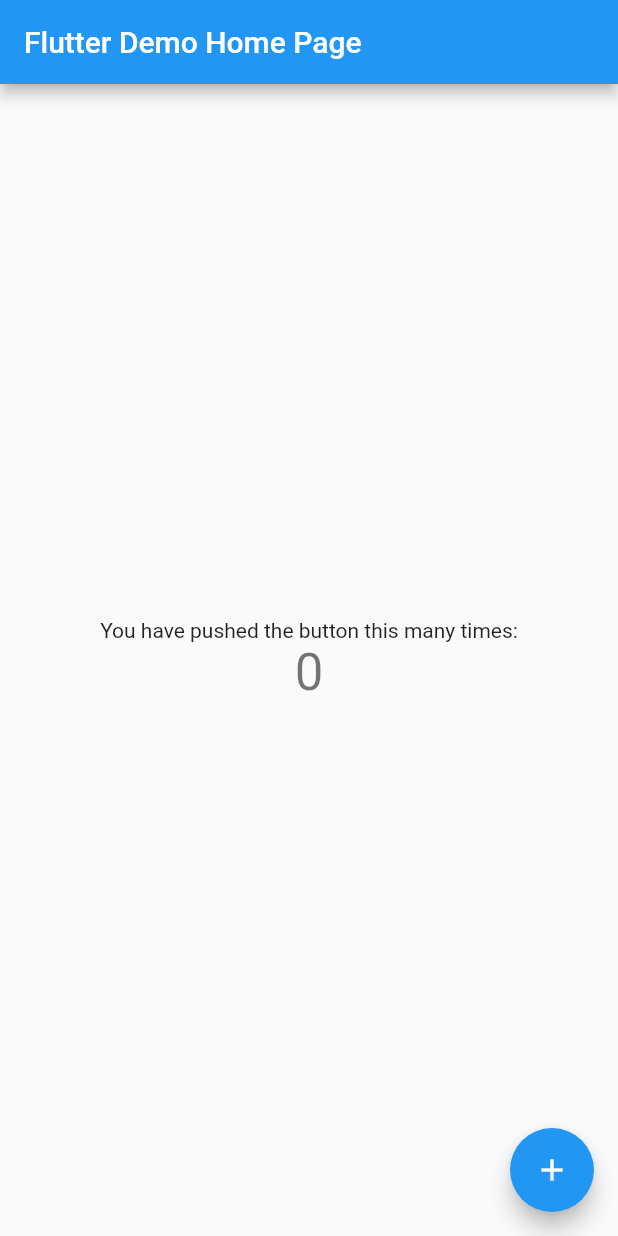
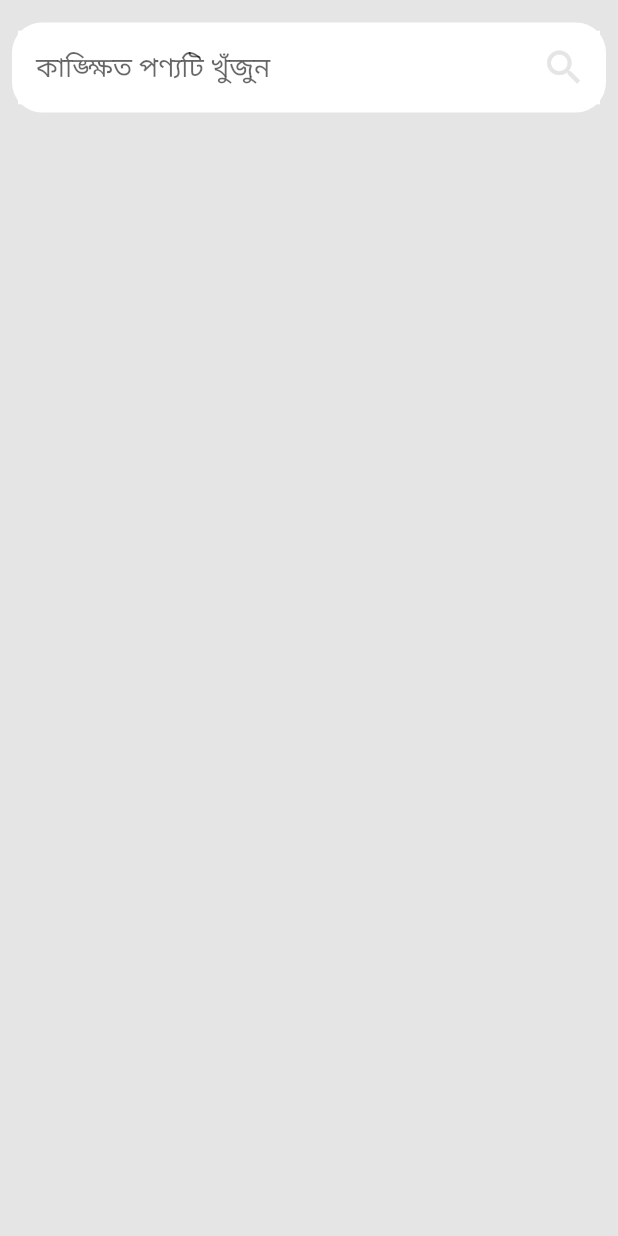
Before and after one commit to rowjoy/Qtec_Solution_Task_E-commerce, a Flutter app: the screen it shows after launch, on a phone screen of 412 x 824 dp. Run offline on Flutter 3.47's test engine with Material 2 defaults, Android fonts, the light colour scheme and no system bars; our stand-ins replace bloc, hexcolor.

Commit message:
Search field

```diff
--- /dev/null
+++ b/lib/blocs/cubit/search_product_cubit.dart
@@ -0,0 +1,8 @@
+import 'package:bloc/bloc.dart';
+import 'package:meta/meta.dart';
+
+part 'search_product_state.dart';
+
+class SearchProductCubit extends Cubit<SearchProductState> {
+  SearchProductCubit() : super(SearchProductInitial());
+}
--- /dev/null
+++ b/lib/blocs/cubit/search_product_state.dart
@@ -0,0 +1,6 @@
+part of 'search_product_cubit.dart';
+
+@immutable
+abstract class SearchProductState {}
+
+class SearchProductInitial extends SearchProductState {}
--- a/lib/main.dart
+++ b/lib/main.dart
@@ -1,4 +1,5 @@
 import 'package:flutter/material.dart';
+import 'package:task_e_commerce/screens/product_search_screen.dart';
 
 void main() {
   runApp(const MyApp());
@@ -11,93 +12,13 @@
   @override
   Widget build(BuildContext context) {
     return MaterialApp(
+      debugShowCheckedModeBanner: false,
       title: 'Flutter Demo',
       theme: ThemeData(
-        // This is the theme of your application.
-        //
-        // Try running your application with "flutter run". You'll see the
-        // application has a blue toolbar. Then, without quitting the app, try
-        // changing the primarySwatch below to Colors.green and then invoke
-        // "hot reload" (press "r" in the console where you ran "flutter run",
-        // or simply save your changes to "hot reload" in a Flutter IDE).
-        // Notice that the counter didn't reset back to zero; the application
-        // is not restarted.
         primarySwatch: Colors.blue,
       ),
-      home: const MyHomePage(title: 'Flutter Demo Home Page'),
+      // ignore: prefer_const_constructors
+      home: ProductSearchScreen(),
     );
   }
 }
-
-class MyHomePage extends StatefulWidget {
-  const MyHomePage({super.key, required this.title});
-  final String title;
-  @override
-  State<MyHomePage> createState() => _MyHomePageState();
-}
-class _MyHomePageState extends State<MyHomePage> {
-  int _counter = 0;
-
-  void _incrementCounter() {
-    setState(() {
-      // This call to setState tells the Flutter framework that something has
-      // changed in this State, which causes it to rerun the build method below
-      // so that the display can reflect the updated values. If we changed
-      // _counter without calling setState(), then the build method would not be
-      // called again, and so nothing would appear to happen.
-      _counter++;
-    });
-  }
-
-  @override
-  Widget build(BuildContext context) {
-    // This method is rerun every time setState is called, for instance as done
-    // by the _incrementCounter method above.
-    //
-    // The Flutter framework has been optimized to make rerunning build methods
-    // fast, so that you can just rebuild anything that needs updating rather
-    // than having to individually change instances of widgets.
-    return Scaffold(
-      appBar: AppBar(
-        // Here we take the value from the MyHomePage object that was created by
-        // the App.build method, and use it to set our appbar title.
-        title: Text(widget.title),
-      ),
-      body: Center(
-        // Center is a layout widget. It takes a single child and positions it
-        // in the middle of the parent.
-        child: Column(
-          // Column is also a layout widget. It takes a list of children and
-          // arranges them vertically. By default, it sizes itself to fit its
-          // children horizontally, and tries to be as tall as its parent.
-          //
-          // Invoke "debug painting" (press "p" in the console, choose the
-          // "Toggle Debug Paint" action from the Flutter Inspector in Android
-          // Studio, or the "Toggle Debug Paint" command in Visual Studio Code)
-          // to see the wireframe for each widget.
-          //
-          // Column has various properties to control how it sizes itself and
-          // how it positions its children. Here we use mainAxisAlignment to
-          // center the children vertically; the main axis here is the vertical
-          // axis because Columns are vertical (the cross axis would be
-          // horizontal).
-          mainAxisAlignment: MainAxisAlignment.center,
-          children: <Widget>[
-            const Text(
-              'You have pushed the button this many times:',
-            ),
-            Text(
-              '$_counter',
-              style: Theme.of(context).textTheme.headline4,
-            ),
-          ],
-        ),
-      ),
-      floatingActionButton: FloatingActionButton(
-        onPressed: _incrementCounter,
-        tooltip: 'Increment',
-        child: const Icon(Icons.add),
-      ), // This trailing comma makes auto-formatting nicer for build methods.
-    );
-  }
-}
--- /dev/null
+++ b/lib/screens/product_search_screen.dart
@@ -0,0 +1,38 @@
+
+
+// ignore_for_file: prefer_const_constructors
+
+import 'package:flutter/material.dart';
+import 'package:task_e_commerce/services/colors.dart';
+
+import '../widgets/custom_search_field.dart';
+class ProductSearchScreen extends StatefulWidget {
+  const ProductSearchScreen({super.key});
+
+  @override
+  State<ProductSearchScreen> createState() => _ProductSearchScreenState();
+}
+
+class _ProductSearchScreenState extends State<ProductSearchScreen> {
+  @override
+  Widget build(BuildContext context) {
+    return Scaffold(
+      backgroundColor: AppColors.appbackGroundColor,
+      body: SafeArea(
+        child: Padding(
+          padding: const EdgeInsets.only(top: 15,left: 8,right: 8),
+          child: Column(
+            children: [
+              CustomSearchField(
+                controller: TextEditingController(),
+                onChanged: (value){
+
+                },
+              ),
+            ],
+          ),
+        ),
+      ),
+    );
+  }
+}
--- /dev/null
+++ b/lib/services/colors.dart
@@ -0,0 +1,11 @@
+
+
+import 'package:flutter/material.dart';
+import 'package:hexcolor/hexcolor.dart';
+
+class AppColors {
+ static  Color appbackGroundColor = HexColor("#E5E5E5");
+ static Color appWhiteColor = HexColor("#FFFFFF");
+ static Color appRoseColor = HexColor("#FFCCE4");
+ static Color appBlackColor = HexColor("#000000");
+}
--- a/lib/services/strings.dart
+++ b/lib/services/strings.dart
@@ -0,0 +1,4 @@
+class Strings {
+  static const String  baseUrl = "https://panel.supplyline.network/api/";
+  static const String  productDetailUrl = "https://panel.supplyline.network/api/product-details/";
+}
--- /dev/null
+++ b/lib/widgets/custom_search_field.dart
@@ -0,0 +1,50 @@
+import 'package:flutter/material.dart';
+
+import '../services/colors.dart';
+class CustomSearchField extends StatelessWidget {
+ final void Function(String)? onChanged;
+ final TextEditingController? controller;
+  const CustomSearchField({
+    Key? key,
+    required this.onChanged,
+    required this.controller,
+  }) : super(key: key);
+
+  @override
+  Widget build(BuildContext context) {
+    return Container(
+      height: 60,
+      width: MediaQuery.of(context).size.width,
+      decoration: BoxDecoration(
+        color: AppColors.appWhiteColor,
+        borderRadius: BorderRadius.circular(20),
+      ),
+      child: Center(
+        child: Padding(
+          padding: const EdgeInsets.all(4.0),
+          child: TextField(
+          style: TextStyle(
+            color: AppColors.appBlackColor,
+            fontSize: 18,
+          ),
+          controller: controller,
+          onChanged: onChanged ,
+          decoration: InputDecoration(
+              filled: true,
+              hintText: "কাঙ্ক্ষিত পণ্যটি খুঁজুন",
+              fillColor: AppColors.appWhiteColor,
+              border: OutlineInputBorder(
+                borderRadius: BorderRadius.circular(10.0),
+              ),
+              focusedBorder: InputBorder.none,
+              enabledBorder: InputBorder.none,
+              errorBorder: InputBorder.none,
+              disabledBorder: InputBorder.none,
+              suffixIcon: Icon(Icons.search,color: AppColors.appbackGroundColor,size: 30,)
+            ),
+          ),
+        ),
+      ),
+    );
+  }
+}
--- a/pubspec.yaml
+++ b/pubspec.yaml
@@ -49,6 +49,7 @@
   flutter_lints: ^2.0.0
   http: ^0.13.5
   flutter_bloc: ^8.1.1
+  hexcolor: ^3.0.1
 
 # For information on the generic Dart part of this file, see the
 # following page: https://dart.dev/tools/pub/pubspec
```
Also changed, not shown: pubspec.lock.
